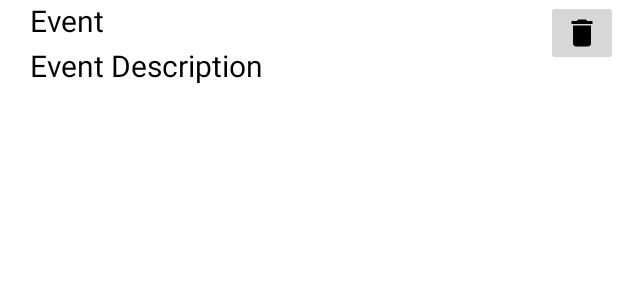
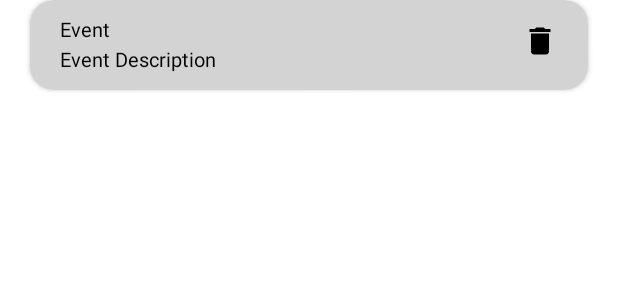
Before and after one commit to istutiagarwal/calender, an Android app: the layout event_cell.xml on its own in the app's theme, with its tools: preview values and no code run, on a phone screen of 412 x 824 dp. Shown: the top 300 px of the screen. Run offline under Robolectric (Android 15) with nearby library versions, the phone set to English and light mode, and no system bars; network calls fail.

Commit message:
ui changes

```diff
--- a/app/build.gradle
+++ b/app/build.gradle
@@ -45,6 +45,7 @@ dependencies {
     androidTestImplementation 'androidx.test.espresso:espresso-core:3.5.1'
 
     testImplementation 'org.mockito:mockito-core:4.5.1'
+
     // retrofit
     implementation 'com.squareup.retrofit2:retrofit:2.9.0'
     // GSON
--- a/app/src/main/res/layout/calender_cell.xml
+++ b/app/src/main/res/layout/calender_cell.xml
@@ -11,7 +11,7 @@
         android:layout_height="wrap_content"
         android:id="@+id/cellDayText"
         android:text="@string/_1"
-        android:textSize="20sp"
+        android:textSize="14sp"
         android:textColor="@color/black"
         app:layout_constraintBottom_toBottomOf="parent"
         app:layout_constraintTop_toTopOf="parent"
--- a/app/src/main/res/layout/event_cell.xml
+++ b/app/src/main/res/layout/event_cell.xml
@@ -1,18 +1,23 @@
 <?xml version="1.0" encoding="utf-8"?>
-<androidx.constraintlayout.widget.ConstraintLayout xmlns:android="http://schemas.android.com/apk/res/android"
+<androidx.cardview.widget.CardView xmlns:android="http://schemas.android.com/apk/res/android"
     xmlns:app="http://schemas.android.com/apk/res-auto"
     android:orientation="horizontal"
     android:layout_width="match_parent"
-    android:layout_height="60dp">
+    android:layout_height="60dp"
+    android:layout_marginHorizontal="20dp"
+   app:cardBackgroundColor="@color/grey"
+    app:cardElevation="2dp"
+    app:cardCornerRadius="16dp">
 
     <TextView
         android:layout_width="wrap_content"
         android:layout_height="match_parent"
         android:gravity="start"
         android:layout_marginStart="20dp"
+        android:layout_marginTop="10dp"
         android:id="@+id/eventCellTitleTV"
         android:layout_weight="4"
-        android:textSize="20sp"
+        android:textSize="13sp"
         android:textColor="@color/black"
         app:layout_constraintTop_toTopOf="parent"
         app:layout_constraintStart_toStartOf="parent"
@@ -24,6 +29,9 @@
         android:layout_gravity="end"
         android:layout_height="wrap_content"
         app:layout_constraintEnd_toEndOf="parent"
+        android:layout_marginEnd="20dp"
+        android:layout_marginTop="15dp"
+        android:background="@android:color/transparent"
         app:layout_constraintTop_toTopOf="parent"
         android:src="@drawable/baseline_delete_24"/>
 
@@ -35,11 +43,11 @@
         android:layout_marginStart="20dp"
         android:id="@+id/eventCellDescriptionTV"
         android:layout_weight="4"
-        android:textSize="20sp"
+        android:textSize="13sp"
         android:textColor="@color/black"
         android:layout_marginTop="30dp"
         app:layout_constraintTop_toBottomOf="@id/eventCellTitleTV"
         app:layout_constraintStart_toStartOf="parent"
         android:text="@string/event_description"/>
 
-</androidx.constraintlayout.widget.ConstraintLayout>
+</androidx.cardview.widget.CardView>
--- a/app/src/main/res/values/colors.xml
+++ b/app/src/main/res/values/colors.xml
@@ -9,4 +9,5 @@
     <color name="blue">#0000FF</color>
     <color name="black">#FF000000</color>
     <color name="white">#FFFFFFFF</color>
+    <color name="grey">#D3D3D3</color>
 </resources>
--- a/app/src/main/res/values/themes.xml
+++ b/app/src/main/res/values/themes.xml
@@ -2,9 +2,9 @@
     <!-- Base application theme. -->
     <style name="Theme.Calender" parent="Theme.MaterialComponents.DayNight.DarkActionBar">
         <!-- Primary brand color. -->
-        <item name="colorPrimary">@color/purple_500</item>
+        <item name="colorPrimary">@color/gray</item>
         <item name="colorPrimaryVariant">@color/purple_700</item>
-        <item name="colorOnPrimary">@color/white</item>
+        <item name="colorOnPrimary">@color/black</item>
         <!-- Secondary brand color. -->
         <item name="colorSecondary">@color/teal_200</item>
         <item name="colorSecondaryVariant">@color/teal_700</item>
```
Also changed, not shown: app/src/main/java/com/example/calender/ui/MainActivity.kt (+92 -1 lines), app/src/main/res/drawable/item_divider.xml (added, +8 -0 lines), app/src/main/res/layout/activity_main.xml (+21 -10 lines), app/src/main/res/values/strings.xml (+8 -8 lines), 1 other file.
